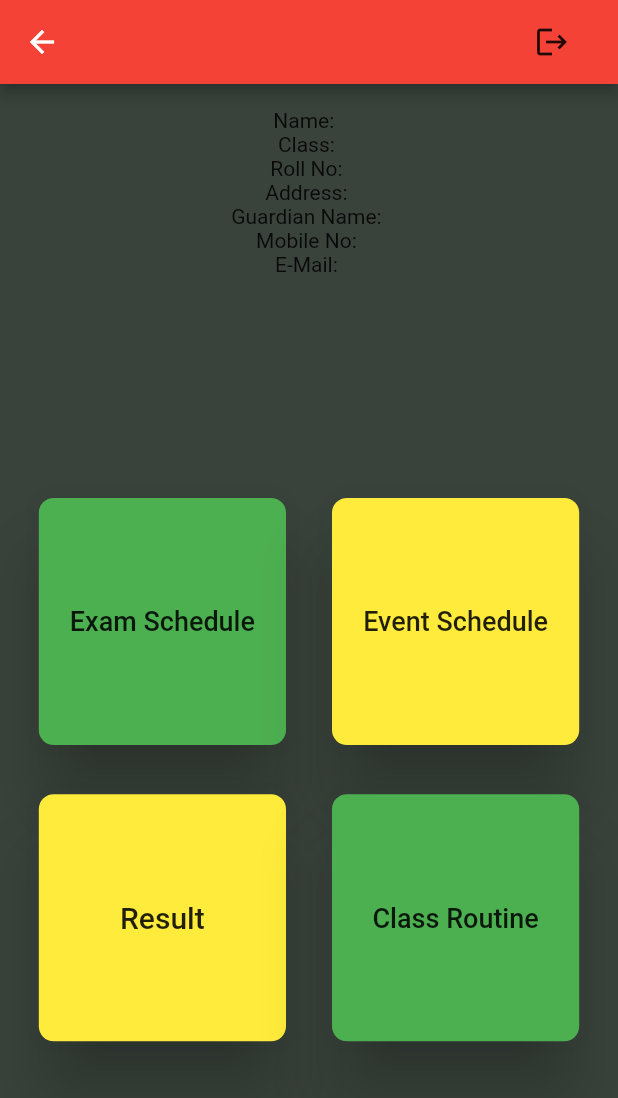
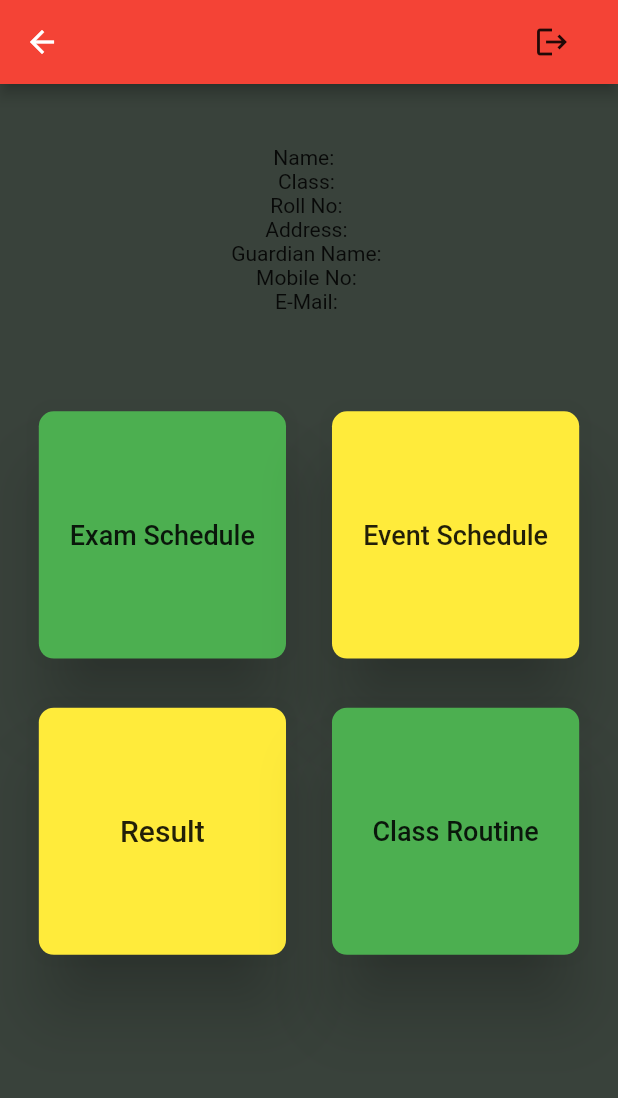
Before and after one commit to SHAMOL-KUMAR-DAS/Student-Management-System-App, a Flutter app: the Homepage screen opened directly, on a phone screen of 412 x 824 dp. Shown: the top 1098 px of the screen. Run offline on Flutter 3.47's test engine with Material 2 defaults, Android fonts, the light colour scheme and no system bars; our stand-ins replace cloud_firestore, firebase_auth, splashscreen; accounts and stored records are empty; network calls fail.

```diff
--- a/lib/homepage.dart
+++ b/lib/homepage.dart
@@ -38,8 +38,8 @@ class _HomepageState extends State<Homepage> {
         appBar: AppBar(
           actions: [
             FlatButton(onPressed: (){
-              //Navigator.pop(context);
-              Navigator.push(context, MaterialPageRoute(builder: (context)=>CoverPage()));
+              Navigator.pop(context, MaterialPageRoute(builder: (context)=>CoverPage()));
+              //Navigator.push(context, MaterialPageRoute(builder: (context)=>CoverPage()));
             }, child: Icon(Icons.logout))
           ],
         ),
@@ -47,9 +47,9 @@ class _HomepageState extends State<Homepage> {
           SingleChildScrollView(
             child:Column(
               children: [
-                SizedBox(height: MediaQuery.of(context).size.height*0.02,),
+                SizedBox(height: MediaQuery.of(context).size.height*0.05,),
                 Container(
-                  height: MediaQuery.of(context).size.height*0.3,
+                  height: MediaQuery.of(context).size.height*0.2,
                   child: FutureBuilder(
                     future: _fetch(),
                     builder: (context,snapshot){
```
Also changed, not shown: lib/routine.dart (+0 -7 lines).
